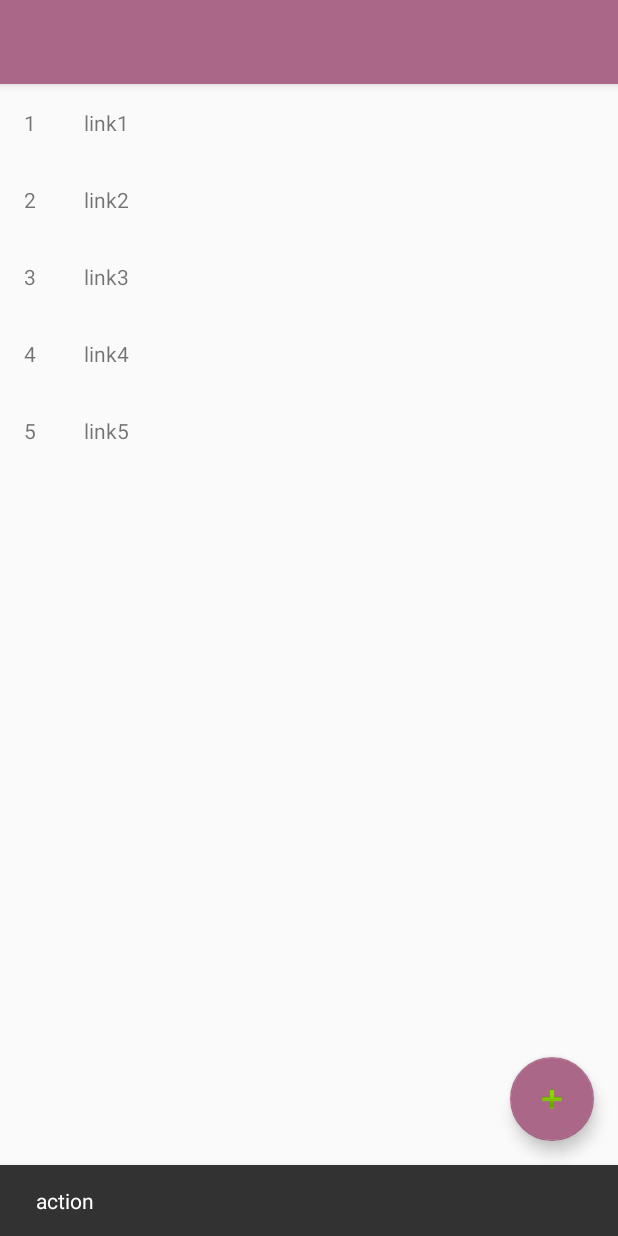
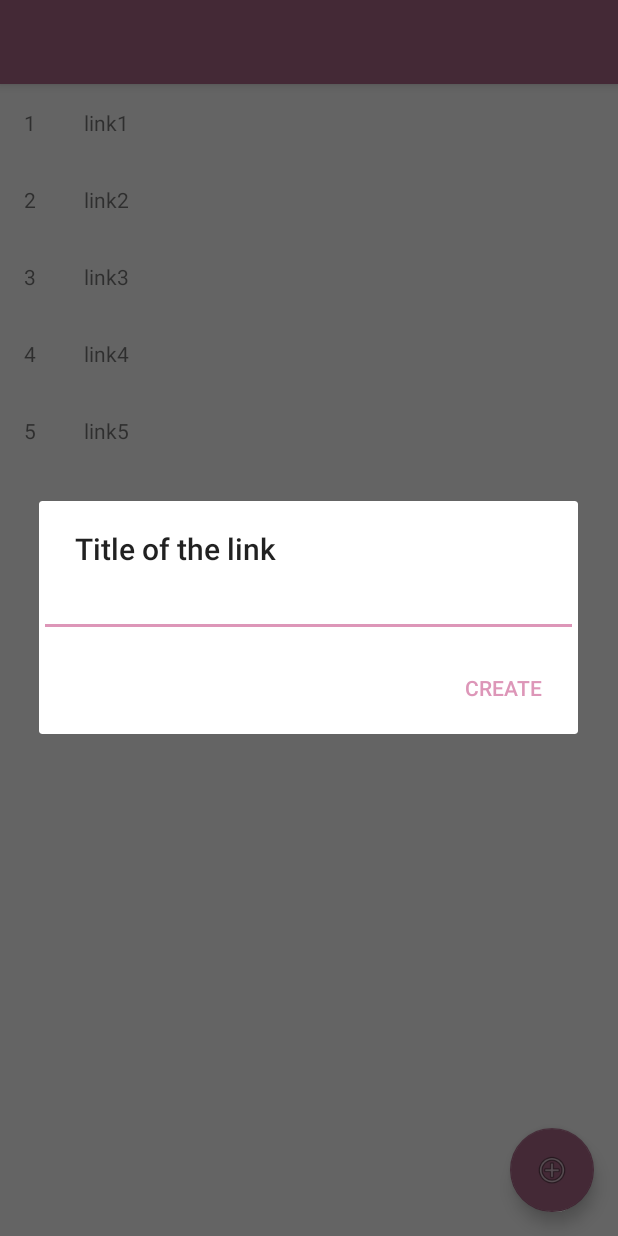
Before and after one commit to Rituzka/VILinks, an Android app: the screen it shows after launch (LinkListActivity), after a tap on an icon or button, on a phone screen of 412 x 824 dp. Run offline under Robolectric (Android 15) with nearby library versions, the phone set to English and light mode, and no system bars.

Commit message:
add new title to the links, begin the implementation of shared preferences

```diff
--- a/app/build.gradle
+++ b/app/build.gradle
@@ -32,7 +32,8 @@ dependencies {
     implementation 'androidx.constraintlayout:constraintlayout:1.1.3'
     implementation 'androidx.recyclerview:recyclerview:1.1.0'
     implementation 'com.google.android.material:material:1.2.0'
-    testImplementation 'junit:junit:4.12'
+    implementation 'androidx.preference:preference:1.1.1'
+    testImplementation 'junit:junit:4.13'
     androidTestImplementation 'androidx.test.ext:junit:1.1.1'
     androidTestImplementation 'androidx.test.espresso:espresso-core:3.2.0'
 
--- /dev/null
+++ b/app/src/main/java/com/e/vilinks/LinkList.kt
@@ -0,0 +1,5 @@
+package com.e.vilinks
+
+class LinkList(val name: String, val links: ArrayList<String> = ArrayList()) {
+
+}
--- a/app/src/main/java/com/e/vilinks/LinkListActivity.kt
+++ b/app/src/main/java/com/e/vilinks/LinkListActivity.kt
@@ -2,11 +2,12 @@ package com.e.vilinks
 
 import androidx.appcompat.app.AppCompatActivity
 import android.os.Bundle
+import android.text.InputType
 import android.view.Menu
 import android.view.MenuItem
-import android.widget.LinearLayout
+import android.widget.EditText
+import androidx.appcompat.app.AlertDialog
 import androidx.recyclerview.widget.LinearLayoutManager
-import com.google.android.material.snackbar.Snackbar
 import kotlinx.android.synthetic.main.activity_content_list_links.*
 import kotlinx.android.synthetic.main.activity_list_links.*
 
@@ -22,9 +23,8 @@ class LinkListActivity : AppCompatActivity() {
         list_recycler.adapter = LinksAdapter()
 
 
-        addLink.setOnClickListener { view ->
-            Snackbar.make(view, "action", Snackbar.LENGTH_LONG)
-                .setAction("Action", null).show()
+        addLink.setOnClickListener {
+            showCreateTitleLinkDialog()
         }
     }
 
@@ -39,4 +39,24 @@ class LinkListActivity : AppCompatActivity() {
             else -> super.onOptionsItemSelected(item)
         }
     }
+
+    private fun showCreateTitleLinkDialog() {
+        val dialogTitle = getString(R.string.titleLink)
+        val positiveButtonTitle = getString(R.string.positiveButtonName)
+        val myDialog = AlertDialog.Builder(this)
+        val titleEditText = EditText(this)
+        titleEditText.inputType = InputType.TYPE_CLASS_TEXT or InputType.TYPE_TEXT_FLAG_CAP_CHARACTERS
+
+        myDialog.setTitle(dialogTitle)
+        myDialog.setView(titleEditText)
+        myDialog.setPositiveButton(positiveButtonTitle) {
+            dialog, _ ->
+            val adapter = list_recycler.adapter as LinksAdapter
+            adapter.addLink(titleEditText.text.toString())
+            dialog.dismiss()
+        }
+
+        myDialog.create().show()
+
+    }
 }
--- a/app/src/main/java/com/e/vilinks/LinksAdapter.kt
+++ b/app/src/main/java/com/e/vilinks/LinksAdapter.kt
@@ -1,14 +1,16 @@
 package com.e.vilinks
 
+import android.content.Context
 import android.view.LayoutInflater
 import android.view.View
 import android.view.ViewGroup
+import android.widget.Toast
 import androidx.recyclerview.widget.RecyclerView
 import kotlinx.android.synthetic.main.link_item_view_holder.view.*
 
 class LinksAdapter(): RecyclerView.Adapter<LinksAdapter.LinkViewHolder>() {
 
-    private val listLinks = listOf("link1", "link2", "link3", "link4", "link5")
+    private var listLinks = mutableListOf("link1", "link2", "link3", "link4", "link5")
 
     override fun onCreateViewHolder(parent: ViewGroup, viewType: Int): LinkViewHolder {
         val view = LayoutInflater.from(parent.context)
@@ -23,6 +25,14 @@ class LinksAdapter(): RecyclerView.Adapter<LinksAdapter.LinkViewHolder>() {
         holder.linkName.text = listLinks[position]
     }
 
+    fun addLink(newItem: String) {
+        if(newItem.isEmpty()) {
+        listLinks.add("Link "+ (listLinks.size + 1))
+        }else {
+            listLinks.add(newItem)
+        }
+        notifyDataSetChanged()
+    }
 
     class LinkViewHolder(itemView: View):RecyclerView.ViewHolder(itemView) {
         var linkPosition = itemView.itemNumber
--- a/app/src/main/res/layout/activity_list_links.xml
+++ b/app/src/main/res/layout/activity_list_links.xml
@@ -29,7 +29,7 @@
         android:layout_height="wrap_content"
         android:layout_gravity="bottom|end"
         android:layout_margin="16dp"
-        android:src="@android:drawable/ic_input_add"
+        android:src="@android:drawable/ic_menu_add"
         app:backgroundTint="@color/colorPrimary" />
 
 </androidx.coordinatorlayout.widget.CoordinatorLayout>
--- a/app/src/main/res/values/strings.xml
+++ b/app/src/main/res/values/strings.xml
@@ -1,4 +1,6 @@
 <resources>
     <string name="app_name">VILinks</string>
     <string name="action_settings">Settings</string>
+    <string name="titleLink">Title of the link</string>
+    <string name="positiveButtonName">Create</string>
 </resources>
```
Also changed, not shown: app/src/main/java/com/e/vilinks/ListDataManager.kt (added, +14 -0 lines).
